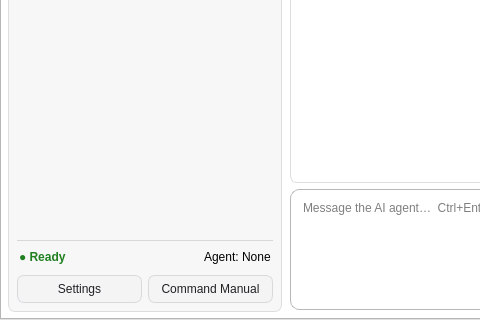
First picture: the form in mainwindow.ui, repository frankyeh/DSI-Studio, before the edit; both pictures show x 0 to 480 and y 438 to 758 of the 1272 by 758 pixel window.
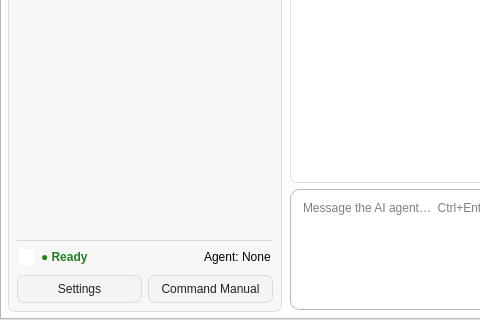
Second picture: the form after the edit. Icons and pictures are not drawn.

```diff
--- a/mainwindow.ui
+++ b/mainwindow.ui
@@ -402,6 +402,22 @@
                <property name="bottomMargin">
                 <number>2</number>
                </property>
+               <item>
+                <widget class="QLabel" name="ai_waiting_indicator">
+                 <property name="minimumSize">
+                  <size>
+                   <width>16</width>
+                   <height>16</height>
+                  </size>
+                 </property>
+                 <property name="maximumSize">
+                  <size>
+                   <width>16</width>
+                   <height>16</height>
+                  </size>
+                 </property>
+                </widget>
+               </item>
                <item>
                 <widget class="QLabel" name="ai_control_status">
                  <property name="styleSheet">
```
